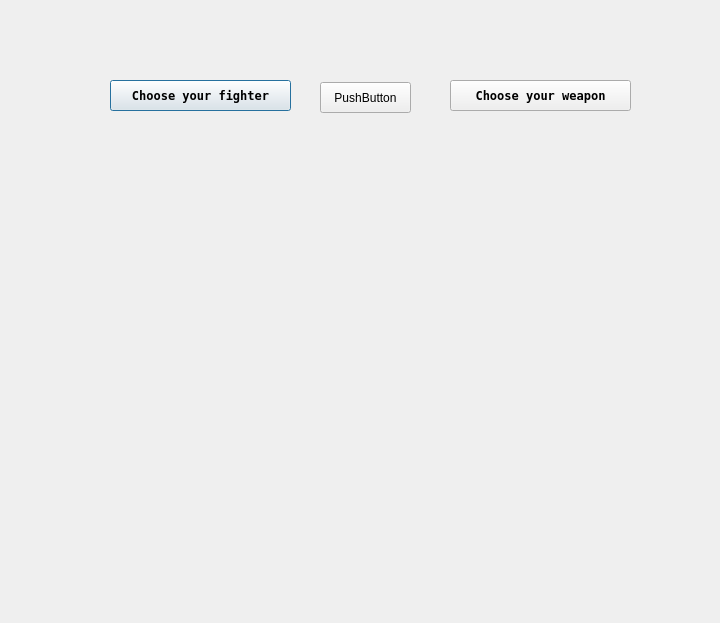
Old version of the form Picture.ui in the repository k1r1llya/pythonProject7.
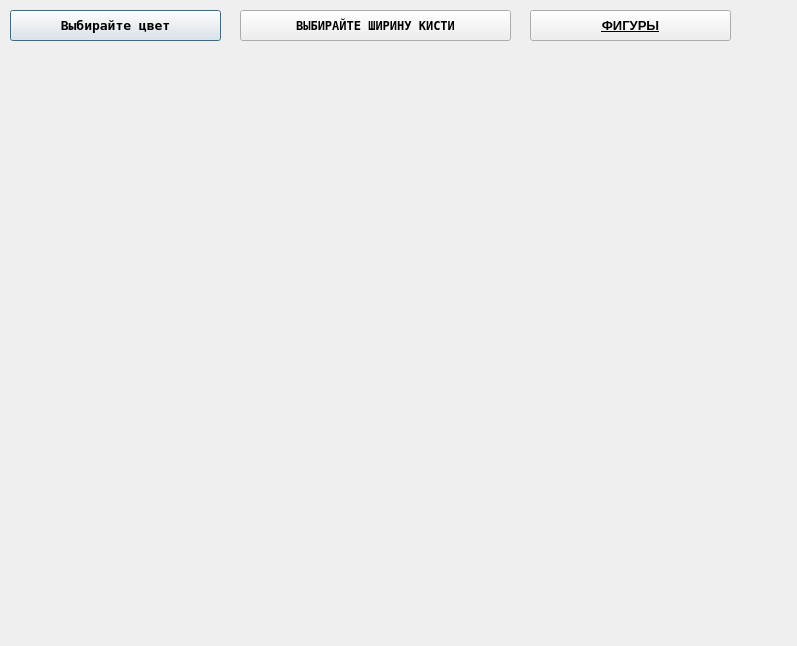
New version of the form.

Patch:
```diff
--- a/Picture.ui
+++ b/Picture.ui
@@ -6,8 +6,8 @@
    <rect>
     <x>0</x>
     <y>0</y>
-    <width>720</width>
-    <height>623</height>
+    <width>797</width>
+    <height>646</height>
    </rect>
   </property>
   <property name="windowTitle">
@@ -16,15 +16,16 @@
   <widget class="QPushButton" name="button_for_pen_color">
    <property name="geometry">
     <rect>
-     <x>110</x>
-     <y>80</y>
-     <width>181</width>
+     <x>10</x>
+     <y>10</y>
+     <width>211</width>
      <height>31</height>
     </rect>
    </property>
    <property name="font">
     <font>
      <family>NSimSun</family>
+     <pointsize>10</pointsize>
      <weight>75</weight>
      <bold>true</bold>
      <underline>false</underline>
@@ -33,15 +34,15 @@
     </font>
    </property>
    <property name="text">
-    <string>Choose your fighter</string>
+    <string>Выбирайте цвет</string>
    </property>
   </widget>
   <widget class="QPushButton" name="button_for_width">
    <property name="geometry">
     <rect>
-     <x>450</x>
-     <y>80</y>
-     <width>181</width>
+     <x>240</x>
+     <y>10</y>
+     <width>271</width>
      <height>31</height>
     </rect>
    </property>
@@ -56,20 +57,29 @@
     </font>
    </property>
    <property name="text">
-    <string>Choose your weapon</string>
+    <string>ВЫБИРАЙТЕ ШИРИНУ КИСТИ</string>
    </property>
   </widget>
   <widget class="QPushButton" name="btnSave">
    <property name="geometry">
     <rect>
-     <x>320</x>
-     <y>82</y>
-     <width>91</width>
+     <x>530</x>
+     <y>10</y>
+     <width>201</width>
      <height>31</height>
     </rect>
    </property>
+   <property name="font">
+    <font>
+     <pointsize>10</pointsize>
+     <weight>75</weight>
+     <bold>true</bold>
+     <underline>true</underline>
+     <strikeout>false</strikeout>
+    </font>
+   </property>
    <property name="text">
-    <string>PushButton</string>
+    <string>ФИГУРЫ</string>
    </property>
   </widget>
  </widget>
```
Left out of the diff: 2 changed lines with no effect on the pictures.
